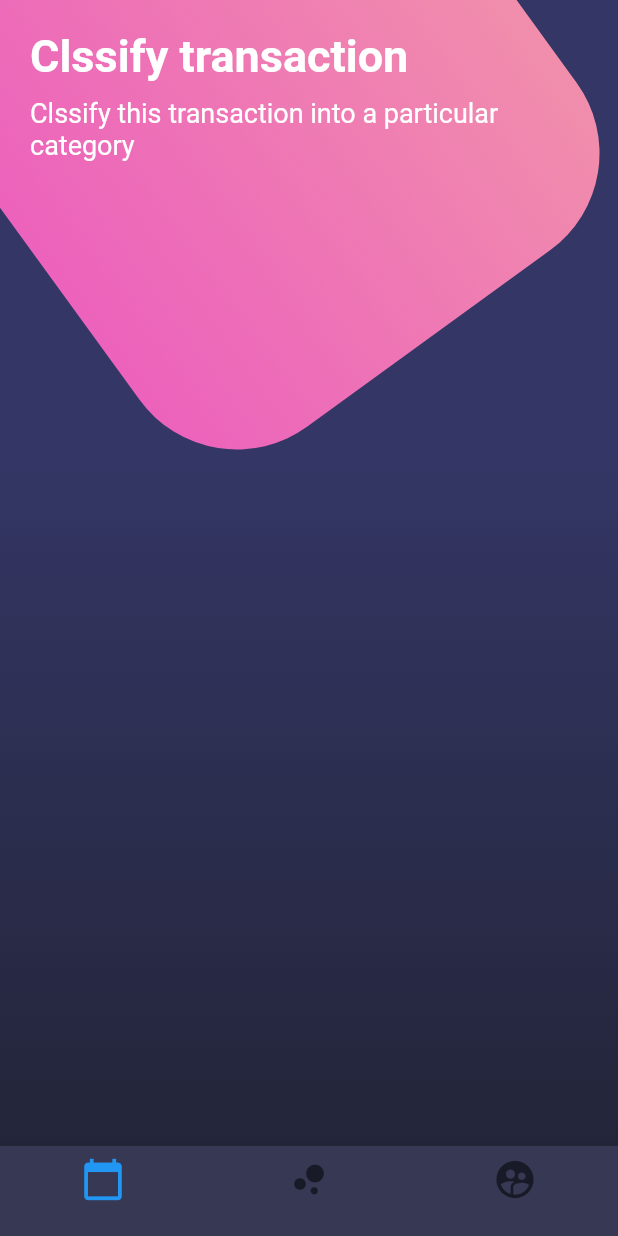
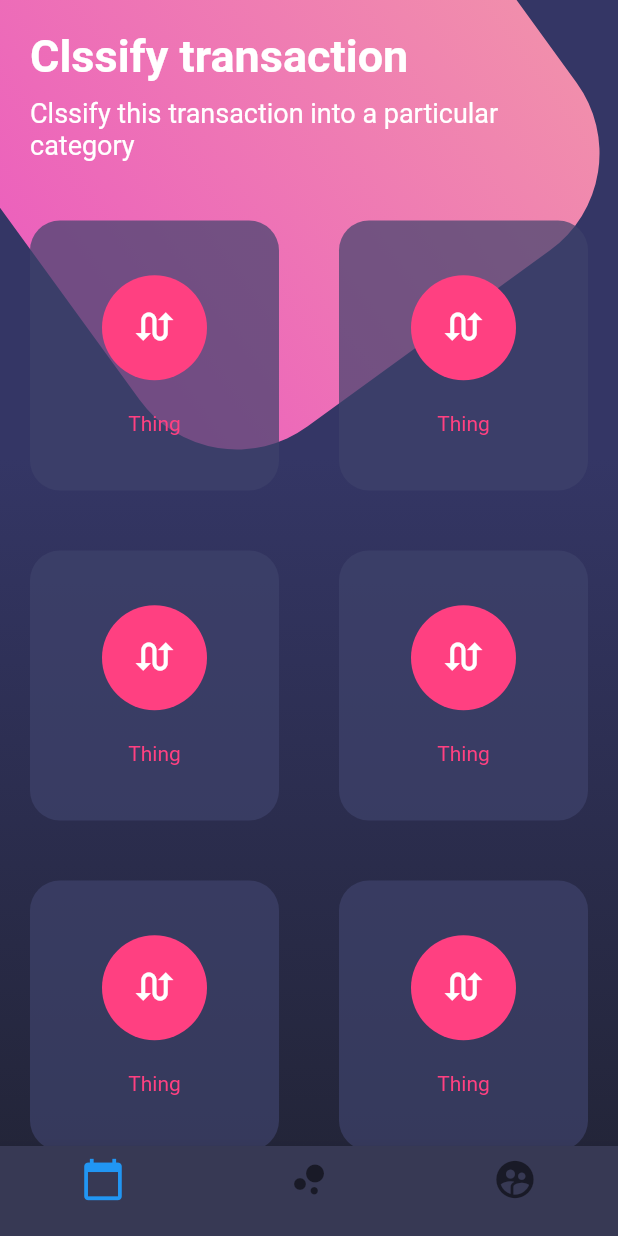
Before and after one commit to jela3105/flutter-basic-designs, a Flutter app: the screen it shows after launch, on a phone screen of 412 x 824 dp. Run offline on Flutter 3.47's test engine with Material 2 defaults, Android fonts, the phone set to English and light mode, and no system bars.

Commit message:
Implement table widget

```diff
--- a/lib/src/pages/buttons_page.dart
+++ b/lib/src/pages/buttons_page.dart
@@ -13,6 +13,7 @@ class ButtonsPage extends StatelessWidget {
             child: Column(
               children: <Widget>[
                 _titles(),
+                _roundedButtons(),
               ],
             ),
           ),
@@ -123,4 +124,53 @@ class ButtonsPage extends StatelessWidget {
       ),
     );
   }
+
+  Widget _roundedButtons() {
+    return Table(
+      children: [
+        TableRow(
+          children: [
+            _createRoundedButton(),
+            _createRoundedButton(),
+          ],
+        ),
+        TableRow(
+          children: [
+            _createRoundedButton(),
+            _createRoundedButton(),
+          ],
+        ),
+        TableRow(
+          children: [
+            _createRoundedButton(),
+            _createRoundedButton(),
+          ],
+        ),
+      ],
+    );
+  }
+
+  Widget _createRoundedButton() {
+    return Container(
+      height: 180.0,
+      margin: EdgeInsets.all(20.0),
+      decoration: BoxDecoration(
+        color: Color.fromRGBO(62, 66, 107, 0.7),
+        borderRadius: BorderRadius.circular(20.0),
+      ),
+      child: Column(
+        mainAxisAlignment: MainAxisAlignment.spaceAround,
+        children: <Widget>[
+          SizedBox(height: 5.0),
+          CircleAvatar(
+            backgroundColor: Colors.pinkAccent,
+            radius: 35.0,
+            child: Icon(Icons.swap_calls, color: Colors.white, size: 30.0),
+          ),
+          Text('Thing', style: TextStyle(color: Colors.pinkAccent)),
+          SizedBox(height: 5.0)
+        ],
+      ),
+    );
+  }
 }
```
